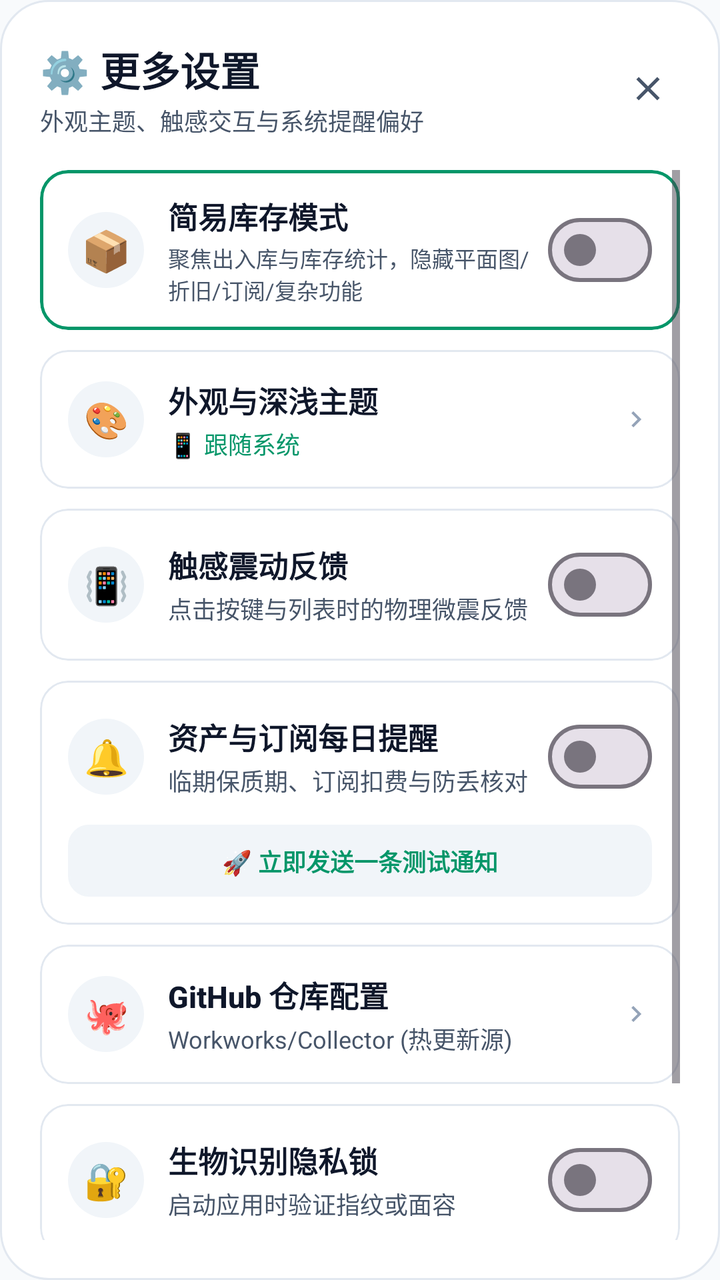
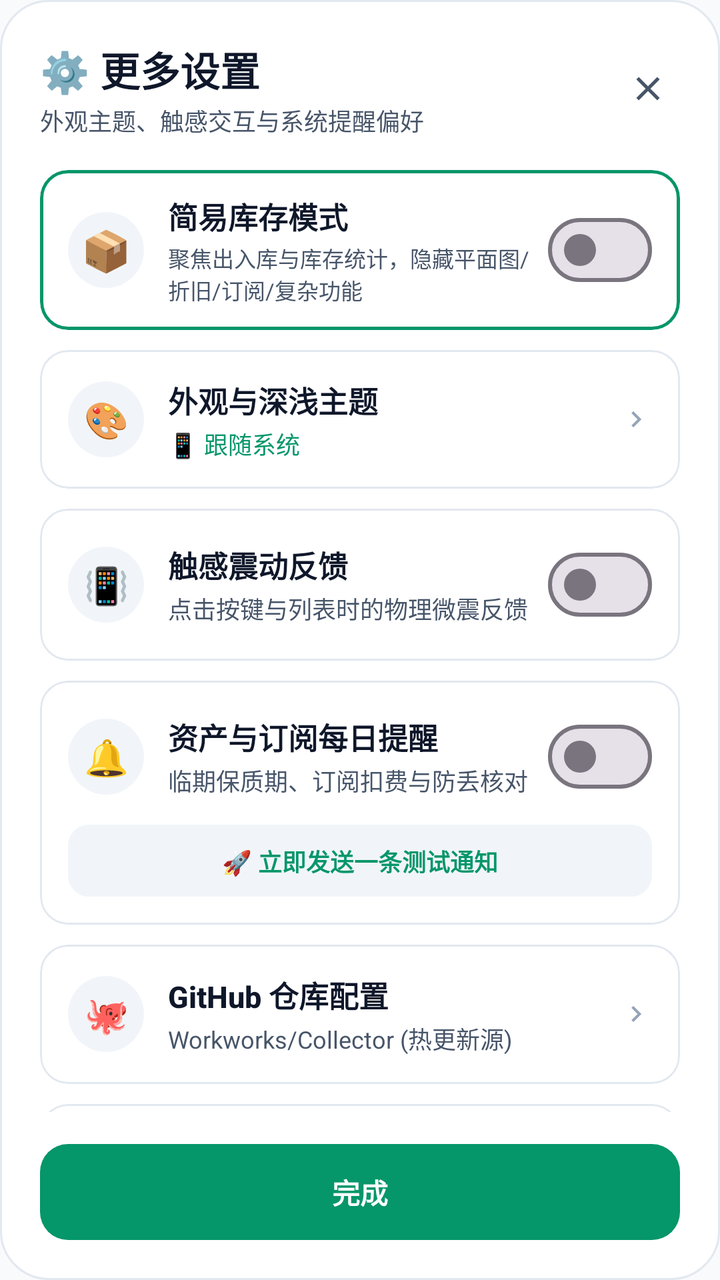

Compare the two renders of this Android layout. The source of the first and the diff that turns it into the second are given below.
<!-- AndroidManifest.xml: application theme Theme.DiaperTracker -->
<!-- res/layout/dialog_more_settings.xml -->
<?xml version="1.0" encoding="utf-8"?>
<LinearLayout
    xmlns:android="http://schemas.android.com/apk/res/android"
    xmlns:app="http://schemas.android.com/apk/res-auto"
    android:layout_width="match_parent"
    android:layout_height="wrap_content"
    android:orientation="vertical"
    android:background="@drawable/bg_dialog_card"
    android:padding="20dp">

    
    <LinearLayout
        android:layout_width="match_parent"
        android:layout_height="wrap_content"
        android:orientation="horizontal"
        android:gravity="center_vertical"
        android:layout_marginBottom="16dp">

        <LinearLayout
            android:layout_width="0dp"
            android:layout_height="wrap_content"
            android:layout_weight="1"
            android:orientation="vertical">

            <TextView
                android:layout_width="wrap_content"
                android:layout_height="wrap_content"
                android:text="⚙️ 更多设置"
                android:textSize="20sp"
                android:textStyle="bold"
                android:textColor="@color/text_primary"
                android:fontFamily="sans-serif-medium" />

            <TextView
                android:layout_width="wrap_content"
                android:layout_height="wrap_content"
                android:text="外观主题、触感交互与系统提醒偏好"
                android:textSize="12sp"
                android:textColor="@color/text_secondary"
                android:layout_marginTop="2dp" />
        </LinearLayout>

        <ImageView
            android:id="@+id/btn_close_settings"
            android:layout_width="32dp"
            android:layout_height="32dp"
            android:padding="6dp"
            android:src="@drawable/ic_close"
            app:tint="@color/text_secondary"
            android:contentDescription="关闭"
            android:clickable="true"
            android:focusable="true"
            android:background="?attr/selectableItemBackgroundBorderless" />
    </LinearLayout>

    <ScrollView
        android:layout_width="match_parent"
        android:layout_height="wrap_content"
        android:maxHeight="420dp"
        android:overScrollMode="never">

        <LinearLayout
            android:layout_width="match_parent"
            android:layout_height="wrap_content"
            android:orientation="vertical">

            
            <com.google.android.material.card.MaterialCardView
                android:id="@+id/card_setting_simple_mode"
                android:layout_width="match_parent"
                android:layout_height="wrap_content"
                android:layout_marginBottom="10dp"
                app:cardCornerRadius="14dp"
                app:cardElevation="0dp"
                app:cardBackgroundColor="@color/card"
                app:strokeColor="@color/primary"
                app:strokeWidth="1.5dp">

                <LinearLayout
                    android:layout_width="match_parent"
                    android:layout_height="wrap_content"
                    android:orientation="horizontal"
                    android:gravity="center_vertical"
                    android:paddingHorizontal="14dp"
                    android:paddingVertical="12dp">

                    <TextView
                        android:layout_width="38dp"
                        android:layout_height="38dp"
                        android:gravity="center"
                        android:text="📦"
                        android:textSize="20sp"
                        android:background="@drawable/bg_icon_circle"
                        android:backgroundTint="@color/input_bg" />

                    <LinearLayout
                        android:layout_width="0dp"
                        android:layout_height="wrap_content"
                        android:layout_weight="1"
                        android:layout_marginStart="12dp"
                        android:orientation="vertical">

                        <TextView
                            android:layout_width="wrap_content"
                            android:layout_height="wrap_content"
                            android:text="简易库存模式"
                            android:textSize="15sp"
                            android:textStyle="bold"
                            android:textColor="@color/text_primary"
                            android:fontFamily="sans-serif-medium" />

                        <TextView
                            android:layout_width="wrap_content"
                            android:layout_height="wrap_content"
                            android:text="聚焦出入库与库存统计，隐藏平面图/折旧/订阅/复杂功能"
                            android:textSize="11sp"
                            android:textColor="@color/text_secondary"
                            android:layout_marginTop="2dp" />
                    </LinearLayout>

                    <com.google.android.material.materialswitch.MaterialSwitch
                        android:id="@+id/switch_simple_mode"
                        android:layout_width="wrap_content"
                        android:layout_height="wrap_content"
                        android:layout_marginStart="8dp" />
                </LinearLayout>
            </com.google.android.material.card.MaterialCardView>

            
            <com.google.android.material.card.MaterialCardView
                android:id="@+id/card_setting_theme"
                android:layout_width="match_parent"
                android:layout_height="wrap_content"
                android:layout_marginBottom="10dp"
                app:cardCornerRadius="14dp"
                app:cardElevation="0dp"
                app:cardBackgroundColor="@color/card"
                app:strokeColor="@color/card_border"
                app:strokeWidth="1dp"
                android:clickable="true"
                android:focusable="true"
                android:foreground="?attr/selectableItemBackground">

                <LinearLayout
                    android:layout_width="match_parent"
                    android:layout_height="wrap_content"
                    android:orientation="horizontal"
                    android:gravity="center_vertical"
                    android:paddingHorizontal="14dp"
                    android:paddingVertical="14dp">

                    <TextView
                        android:layout_width="38dp"
                        android:layout_height="38dp"
                        android:gravity="center"
                        android:text="🎨"
                        android:textSize="18sp"
                        android:background="@drawable/bg_icon_circle"
                        android:backgroundTint="@color/input_bg" />

                    <LinearLayout
                        android:layout_width="0dp"
                        android:layout_height="wrap_content"
                        android:layout_weight="1"
                        android:layout_marginStart="12dp"
                        android:orientation="vertical">

                        <TextView
                            android:layout_width="wrap_content"
                            android:layout_height="wrap_content"
                            android:text="外观与深浅主题"
                            android:textSize="15sp"
                            android:textStyle="bold"
                            android:textColor="@color/text_primary"
                            android:fontFamily="sans-serif-medium" />

                        <TextView
                            android:id="@+id/tv_current_theme_desc"
                            android:layout_width="wrap_content"
                            android:layout_height="wrap_content"
                            android:text="📱 跟随系统"
                            android:textSize="12sp"
                            android:textColor="@color/primary"
                            android:layout_marginTop="2dp" />
                    </LinearLayout>

                    <ImageView
                        android:layout_width="16dp"
                        android:layout_height="16dp"
                        android:src="@drawable/ic_arrow_right"
                        app:tint="@color/text_hint"
                        android:contentDescription="进入" />
                </LinearLayout>
            </com.google.android.material.card.MaterialCardView>

            
            <com.google.android.material.card.MaterialCardView
                android:layout_width="match_parent"
                android:layout_height="wrap_content"
                android:layout_marginBottom="10dp"
                app:cardCornerRadius="14dp"
                app:cardElevation="0dp"
                app:cardBackgroundColor="@color/card"
                app:strokeColor="@color/card_border"
                app:strokeWidth="1dp">

                <LinearLayout
                    android:layout_width="match_parent"
                    android:layout_height="wrap_content"
                    android:orientation="horizontal"
                    android:gravity="center_vertical"
                    android:paddingHorizontal="14dp"
                    android:paddingVertical="14dp">

                    <TextView
                        android:layout_width="38dp"
                        android:layout_height="38dp"
                        android:gravity="center"
                        android:text="📳"
                        android:textSize="18sp"
                        android:background="@drawable/bg_icon_circle"
                        android:backgroundTint="@color/input_bg" />

                    <LinearLayout
                        android:layout_width="0dp"
                        android:layout_height="wrap_content"
                        android:layout_weight="1"
                        android:layout_marginStart="12dp"
                        android:layout_marginEnd="8dp"
                        android:orientation="vertical">

                        <TextView
                            android:layout_width="wrap_content"
                            android:layout_height="wrap_content"
                            android:text="触感震动反馈"
                            android:textSize="15sp"
                            android:textStyle="bold"
                            android:textColor="@color/text_primary"
                            android:fontFamily="sans-serif-medium" />

                        <TextView
                            android:layout_width="wrap_content"
                            android:layout_height="wrap_content"
                            android:text="点击按键与列表时的物理微震反馈"
                            android:textSize="12sp"
                            android:textColor="@color/text_secondary"
                            android:layout_marginTop="2dp" />
                    </LinearLayout>

                    <com.google.android.material.materialswitch.MaterialSwitch
                        android:id="@+id/switch_haptic_feedback"
                        android:layout_width="wrap_content"
                        android:layout_height="wrap_content" />
                </LinearLayout>
            </com.google.android.material.card.MaterialCardView>

            
            <com.google.android.material.card.MaterialCardView
                android:layout_width="match_parent"
                android:layout_height="wrap_content"
                android:layout_marginBottom="10dp"
                app:cardCornerRadius="14dp"
                app:cardElevation="0dp"
                app:cardBackgroundColor="@color/card"
                app:strokeColor="@color/card_border"
                app:strokeWidth="1dp">

                <LinearLayout
                    android:layout_width="match_parent"
                    android:layout_height="wrap_content"
                    android:orientation="vertical"
                    android:padding="14dp">

                    <LinearLayout
                        android:layout_width="match_parent"
                        android:layout_height="wrap_content"
                        android:orientation="horizontal"
                        android:gravity="center_vertical">

                        <TextView
                            android:layout_width="38dp"
                            android:layout_height="38dp"
                            android:gravity="center"
                            android:text="🔔"
                            android:textSize="18sp"
                            android:background="@drawable/bg_icon_circle"
                            android:backgroundTint="@color/input_bg" />

                        <LinearLayout
                            android:layout_width="0dp"
                            android:layout_height="wrap_content"
                            android:layout_weight="1"
                            android:layout_marginStart="12dp"
                            android:layout_marginEnd="8dp"
                            android:orientation="vertical">

                            <TextView
                                android:layout_width="wrap_content"
                                android:layout_height="wrap_content"
                                android:text="资产与订阅每日提醒"
                                android:textSize="15sp"
                                android:textStyle="bold"
                                android:textColor="@color/text_primary"
                                android:fontFamily="sans-serif-medium" />

                            <TextView
                                android:layout_width="wrap_content"
                                android:layout_height="wrap_content"
                                android:text="临期保质期、订阅扣费与防丢核对"
                                android:textSize="12sp"
                                android:textColor="@color/text_secondary"
                                android:layout_marginTop="2dp" />
                        </LinearLayout>

                        <com.google.android.material.materialswitch.MaterialSwitch
                            android:id="@+id/switch_daily_reminder"
                            android:layout_width="wrap_content"
                            android:layout_height="wrap_content" />
                    </LinearLayout>

                    
                    <LinearLayout
                        android:id="@+id/btn_send_test_notification"
                        android:layout_width="match_parent"
                        android:layout_height="36dp"
                        android:layout_marginTop="10dp"
                        android:orientation="horizontal"
                        android:gravity="center"
                        android:background="@drawable/bg_chip_inactive"
                        android:backgroundTint="@color/input_bg"
                        android:clickable="true"
                        android:focusable="true">

                        <TextView
                            android:layout_width="wrap_content"
                            android:layout_height="wrap_content"
                            android:text="🚀 立即发送一条测试通知"
                            android:textSize="12sp"
                            android:textColor="@color/primary"
                            android:textStyle="bold" />
                    </LinearLayout>
                </LinearLayout>
            </com.google.android.material.card.MaterialCardView>

            
            <com.google.android.material.card.MaterialCardView
                android:id="@+id/card_setting_repo"
                android:layout_width="match_parent"
                android:layout_height="wrap_content"
                android:layout_marginBottom="10dp"
                app:cardCornerRadius="14dp"
                app:cardElevation="0dp"
                app:cardBackgroundColor="@color/card"
                app:strokeColor="@color/card_border"
                app:strokeWidth="1dp"
                android:clickable="true"
                android:focusable="true"
                android:foreground="?attr/selectableItemBackground">

                <LinearLayout
                    android:layout_width="match_parent"
                    android:layout_height="wrap_content"
                    android:orientation="horizontal"
                    android:gravity="center_vertical"
                    android:paddingHorizontal="14dp"
                    android:paddingVertical="14dp">

                    <TextView
                        android:layout_width="38dp"
                        android:layout_height="38dp"
                        android:gravity="center"
                        android:text="🐙"
                        android:textSize="18sp"
                        android:background="@drawable/bg_icon_circle"
                        android:backgroundTint="@color/input_bg" />

                    <LinearLayout
                        android:layout_width="0dp"
                        android:layout_height="wrap_content"
                        android:layout_weight="1"
                        android:layout_marginStart="12dp"
                        android:orientation="vertical">

                        <TextView
                            android:layout_width="wrap_content"
                            android:layout_height="wrap_content"
                            android:text="GitHub 仓库配置"
                            android:textSize="15sp"
                            android:textStyle="bold"
                            android:textColor="@color/text_primary"
                            android:fontFamily="sans-serif-medium" />

                        <TextView
                            android:id="@+id/tv_current_repo_desc"
                            android:layout_width="wrap_content"
                            android:layout_height="wrap_content"
                            android:text="Workworks/Collector (热更新源)"
                            android:textSize="12sp"
                            android:textColor="@color/text_secondary"
                            android:layout_marginTop="2dp" />
                    </LinearLayout>

                    <ImageView
                        android:layout_width="16dp"
                        android:layout_height="16dp"
                        android:src="@drawable/ic_arrow_right"
                        app:tint="@color/text_hint"
                        android:contentDescription="配置" />
                </LinearLayout>
            </com.google.android.material.card.MaterialCardView>

            
            <com.google.android.material.card.MaterialCardView
                android:id="@+id/card_setting_biometric"
                android:layout_width="match_parent"
                android:layout_height="wrap_content"
                android:layout_marginBottom="10dp"
                app:cardCornerRadius="14dp"
                app:cardElevation="0dp"
                app:cardBackgroundColor="@color/card"
                app:strokeColor="@color/card_border"
                app:strokeWidth="1dp">

                <LinearLayout
                    android:layout_width="match_parent"
                    android:layout_height="wrap_content"
                    android:orientation="horizontal"
                    android:gravity="center_vertical"
                    android:paddingHorizontal="14dp"
                    android:paddingVertical="14dp">

                    <TextView
                        android:layout_width="38dp"
                        android:layout_height="38dp"
                        android:gravity="center"
                        android:text="🔐"
                        android:textSize="18sp"
                        android:background="@drawable/bg_icon_circle"
                        android:backgroundTint="@color/input_bg" />

                    <LinearLayout
                        android:layout_width="0dp"
                        android:layout_height="wrap_content"
                        android:layout_weight="1"
                        android:layout_marginStart="12dp"
                        android:orientation="vertical">

                        <TextView
                            android:layout_width="wrap_content"
                            android:layout_height="wrap_content"
                            android:text="生物识别隐私锁"
                            android:textSize="15sp"
                            android:textStyle="bold"
                            android:textColor="@color/text_primary"
                            android:fontFamily="sans-serif-medium" />

                        <TextView
                            android:layout_width="wrap_content"
                            android:layout_height="wrap_content"
                            android:text="启动应用时验证指纹或面容"
                            android:textSize="12sp"
                            android:textColor="@color/text_secondary"
                            android:layout_marginTop="2dp" />
                    </LinearLayout>

                    <com.google.android.material.materialswitch.MaterialSwitch
                        android:id="@+id/switch_biometric_lock"
                        android:layout_width="wrap_content"
                        android:layout_height="wrap_content" />
                </LinearLayout>
            </com.google.android.material.card.MaterialCardView>

            
            <com.google.android.material.card.MaterialCardView
                android:id="@+id/card_setting_webdav"
                android:layout_width="match_parent"
                android:layout_height="wrap_content"
                android:layout_marginBottom="4dp"
                app:cardCornerRadius="14dp"
                app:cardElevation="0dp"
                app:cardBackgroundColor="@color/card"
                app:strokeColor="@color/card_border"
                app:strokeWidth="1dp"
                android:clickable="true"
                android:focusable="true"
                android:foreground="?attr/selectableItemBackground">

                <LinearLayout
                    android:layout_width="match_parent"
                    android:layout_height="wrap_content"
                    android:orientation="horizontal"
                    android:gravity="center_vertical"
                    android:paddingHorizontal="14dp"
                    android:paddingVertical="14dp">

                    <TextView
                        android:layout_width="38dp"
                        android:layout_height="38dp"
                        android:gravity="center"
                        android:text="☁️"
                        android:textSize="18sp"
                        android:background="@drawable/bg_icon_circle"
                        android:backgroundTint="@color/input_bg" />

                    <LinearLayout
                        android:layout_width="0dp"
                        android:layout_height="wrap_content"
                        android:layout_weight="1"
                        android:layout_marginStart="12dp"
                        android:orientation="vertical">

                        <TextView
                            android:layout_width="wrap_content"
                            android:layout_height="wrap_content"
                            android:text="WebDAV 私有云同步"
                            android:textSize="15sp"
                            android:textStyle="bold"
                            android:textColor="@color/text_primary"
                            android:fontFamily="sans-serif-medium" />

                        <TextView
                            android:id="@+id/tv_current_webdav_desc"
                            android:layout_width="wrap_content"
                            android:layout_height="wrap_content"
                            android:text="坚果云 / Nextcloud / 群晖多端同步"
                            android:textSize="12sp"
                            android:textColor="@color/text_secondary"
                            android:layout_marginTop="2dp" />
                    </LinearLayout>

                    <ImageView
                        android:layout_width="16dp"
                        android:layout_height="16dp"
                        android:src="@drawable/ic_arrow_right"
                        app:tint="@color/text_hint"
                        android:contentDescription="进入" />
                </LinearLayout>
            </com.google.android.material.card.MaterialCardView>

        </LinearLayout>
    </ScrollView>

    
    <Button
        android:id="@+id/btn_dialog_done"
        android:layout_width="match_parent"
        android:layout_height="48dp"
        android:layout_marginTop="16dp"
        android:text="完成"
        android:textSize="14sp"
        android:textStyle="bold"
        android:textColor="@color/white"
        android:background="@drawable/bg_btn_primary"
        style="?android:attr/borderlessButtonStyle" />

</LinearLayout>
<!-- resources referenced by this layout -->
<resources>
  <color name="card">#FFFFFF</color>
  <color name="card_border">#E2E8F0</color>
  <color name="input_bg">#F1F5F9</color>
  <color name="primary">#059669</color>
  <color name="text_hint">#94A3B8</color>
  <color name="text_primary">#0F172A</color>
  <color name="text_secondary">#475569</color>
  <color name="white">#FFFFFF</color>
  <!-- drawable bg_btn_primary (drawable) -->
  <?xml version="1.0" encoding="utf-8"?>
  <ripple xmlns:android="http://schemas.android.com/apk/res/android"
      android:color="#40FFFFFF">
      <item>
          <shape android:shape="rectangle">
              <gradient
                  android:angle="135"
                  android:startColor="#10B981"
                  android:endColor="#059669" />
              <corners android:radius="14dp" />
          </shape>
      </item>
  </ripple>
  <!-- drawable bg_chip_inactive (drawable) -->
  <?xml version="1.0" encoding="utf-8"?>
  <shape xmlns:android="http://schemas.android.com/apk/res/android"
      android:shape="rectangle">
      <solid android:color="@color/card" />
      <stroke android:width="1dp" android:color="@color/card_border" />
      <corners android:radius="10dp" />
  </shape>
  <!-- drawable bg_dialog_card (drawable) -->
  <?xml version="1.0" encoding="utf-8"?>
  <shape xmlns:android="http://schemas.android.com/apk/res/android"
      android:shape="rectangle">
      <solid android:color="@color/card" />
      <corners android:radius="24dp" />
      <stroke
          android:width="1dp"
          android:color="@color/card_border" />
  </shape>
  <!-- drawable bg_icon_circle (drawable) -->
  <?xml version="1.0" encoding="utf-8"?>
  <shape xmlns:android="http://schemas.android.com/apk/res/android"
      android:shape="oval">
      <gradient
          android:type="linear"
          android:angle="135"
          android:startColor="#10B981"
          android:endColor="#059669" />
  </shape>
  <!-- drawable ic_arrow_right (drawable) -->
  <vector xmlns:android="http://schemas.android.com/apk/res/android"
      android:width="24dp"
      android:height="24dp"
      android:viewportWidth="24"
      android:viewportHeight="24">
      <path
          android:fillColor="@color/text_secondary"
          android:pathData="M8.59,16.59L13.17,12L8.59,7.41L10,6l6,6l-6,6L8.59,16.59z" />
  </vector>
  <!-- drawable ic_close (drawable) -->
  <vector xmlns:android="http://schemas.android.com/apk/res/android"
      android:width="24dp"
      android:height="24dp"
      android:viewportWidth="24"
      android:viewportHeight="24">
      <path
          android:fillColor="#FFFFFFFF"
          android:pathData="M19,6.41L17.59,5 12,10.59 6.41,5 5,6.41 10.59,12 5,17.59 6.41,19 12,13.41 17.59,19 19,17.59 13.41,12z" />
  </vector>
  <style name="Theme.DiaperTracker" parent="Theme.Material3.DayNight.NoActionBar">
          <item name="colorPrimary">@color/primary</item>
          <item name="colorPrimaryDark">@color/primary_dark</item>
          <item name="colorSecondary">@color/accent</item>
          <item name="android:colorBackground">@color/background</item>
          <item name="android:statusBarColor">@color/primary_dark</item>
          <item name="android:windowLightStatusBar">false</item>
          <item name="android:navigationBarColor">@color/card</item>
          <item name="android:windowLightNavigationBar">true</item>
      </style>
  <color name="primary_dark">#047857</color>
  <color name="accent">#F59E0B</color>
  <color name="background">#F8FAFC</color>
</resources>

<!-- the commit's change to res/layout/dialog_more_settings.xml (unified diff, before → after) -->
@@ -54,10 +54,14 @@
     </LinearLayout>
 
     <ScrollView
+        android:id="@+id/scroll_settings_content"
         android:layout_width="match_parent"
-        android:layout_height="wrap_content"
-        android:maxHeight="420dp"
-        android:overScrollMode="never">
+        android:layout_height="0dp"
+        android:layout_weight="1"
+        android:scrollbars="none"
+        android:overScrollMode="never"
+        android:clipToPadding="false"
+        android:paddingBottom="4dp">
 
         <LinearLayout
             android:layout_width="match_parent"
